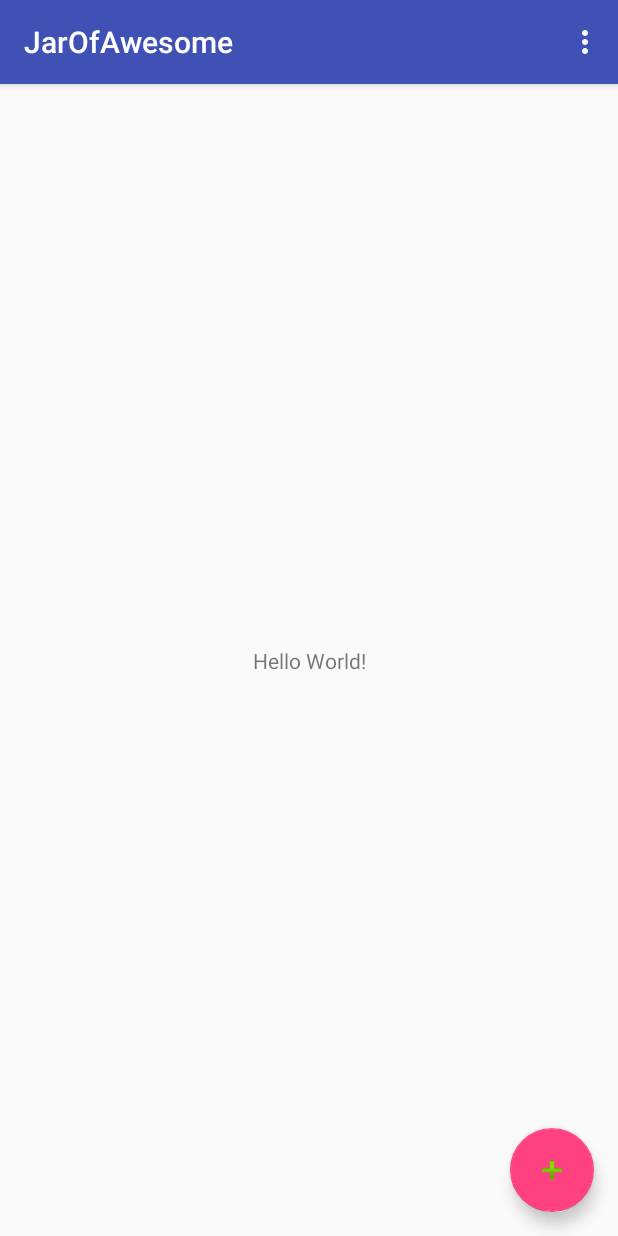
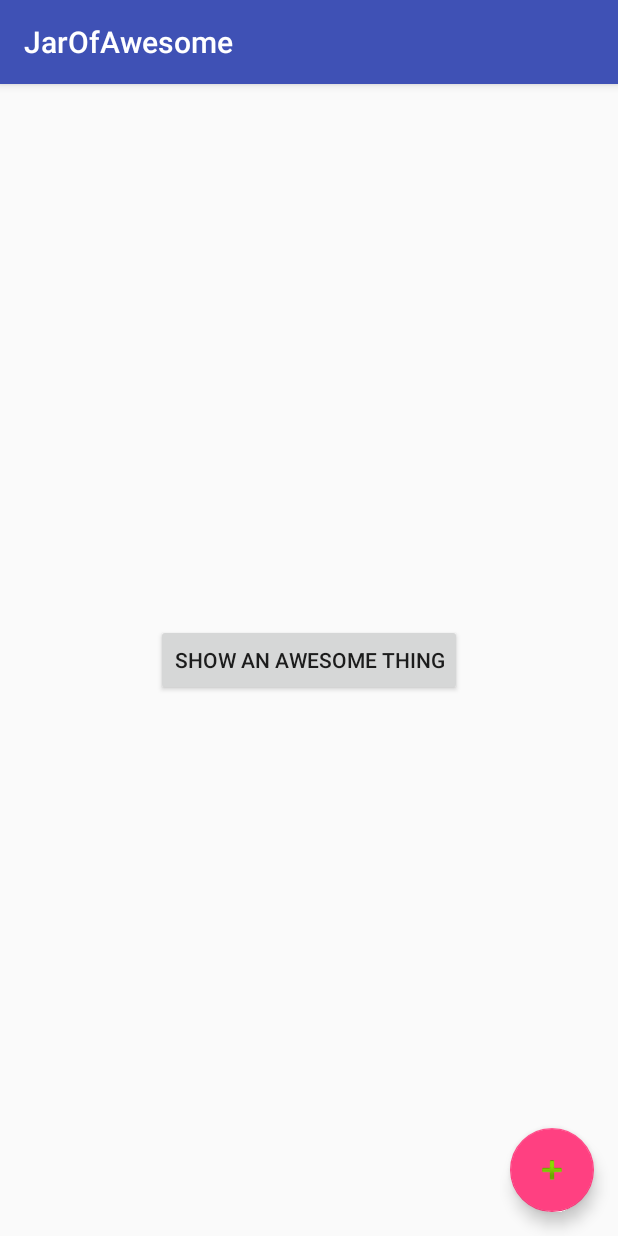
Before and after one commit to NWuensche/JarOfAwesome, an Android app: the screen it shows after launch (MainActivity), on a phone screen of 412 x 824 dp. Run offline under Robolectric (Android 15) with nearby library versions, the phone set to English and light mode, and no system bars; libraries missing offline, so code that uses them is left out: org.jetbrains.anko; 1 statement that could not run was skipped.

Commit message:
Make TextView to Button and delete menu

```diff
--- a/app/src/main/java/jarofawesome/app/niklas/jarofawesome/MainActivity.kt
+++ b/app/src/main/java/jarofawesome/app/niklas/jarofawesome/MainActivity.kt
@@ -5,7 +5,6 @@ import android.support.v7.app.AppCompatActivity
 import android.view.Menu
 import android.view.MenuItem
 import android.view.View
-import jarofawesome.app.niklas.jarofawesome.R.id.action_settings
 import kotlinx.android.synthetic.main.activity_main.*
 import kotlinx.android.synthetic.main.content_main.*
 import org.jetbrains.anko.alert
@@ -53,18 +52,6 @@ class MainActivity : AppCompatActivity() {
         return true
     }
 
-    override fun onOptionsItemSelected(item: MenuItem): Boolean {
-        // Handle action bar item clicks here. The action bar will
-        // automatically handle clicks on the Home/Up button, so long
-        // as you specify a parent activity in AndroidManifest.xml.
-
-        if (item.itemId == action_settings) {
-            return true
-        }
-
-        return super.onOptionsItemSelected(item)
-    }
-
     fun saveToDB(newRecord: String) {
         database.use{
             insert("TABLE1",
--- a/app/src/main/res/layout/content_main.xml
+++ b/app/src/main/res/layout/content_main.xml
@@ -8,10 +8,10 @@
     tools:context="jarofawesome.app.niklas.jarofawesome.MainActivity"
     tools:showIn="@layout/activity_main">
 
-    <TextView
+    <Button
         android:layout_width="wrap_content"
         android:layout_height="wrap_content"
-        android:text="Hello World!"
+        android:text="Show an Awesome Thing"
         app:layout_constraintBottom_toBottomOf="parent"
         app:layout_constraintLeft_toLeftOf="parent"
         app:layout_constraintRight_toRightOf="parent"
--- a/app/src/main/res/menu/menu_main.xml
+++ b/app/src/main/res/menu/menu_main.xml
@@ -2,9 +2,4 @@
     xmlns:app="http://schemas.android.com/apk/res-auto"
     xmlns:tools="http://schemas.android.com/tools"
     tools:context="jarofawesome.app.niklas.jarofawesome.MainActivity">
-    <item
-        android:id="@+id/action_settings"
-        android:orderInCategory="100"
-        android:title="@string/action_settings"
-        app:showAsAction="never" />
 </menu>
```
